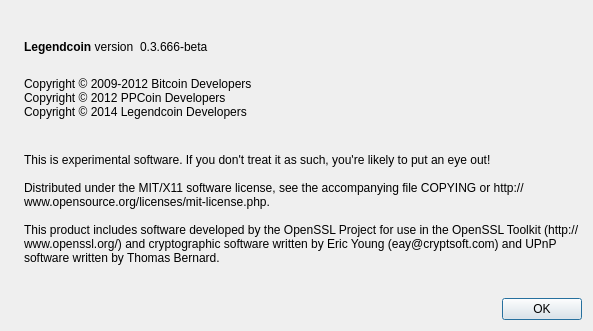
Qt form src/qt/forms/aboutdialog.ui (solltex/Legendcoin) before a commit.
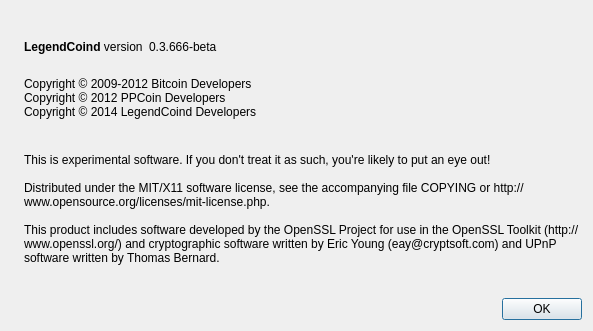
The same form after that commit. Icons and pictures are not drawn.

The edit to the form file:
```diff
--- a/src/qt/forms/aboutdialog.ui
+++ b/src/qt/forms/aboutdialog.ui
@@ -50,7 +50,7 @@
           <cursorShape>IBeamCursor</cursorShape>
          </property>
          <property name="text">
-          <string>&lt;b&gt;Legendcoin&lt;/b&gt; version</string>
+          <string>&lt;b&gt;LegendCoind&lt;/b&gt; version</string>
          </property>
          <property name="textInteractionFlags">
           <set>Qt::LinksAccessibleByMouse|Qt::TextSelectableByKeyboard|Qt::TextSelectableByMouse</set>
@@ -94,7 +94,7 @@
         <string>
 Copyright © 2009-2012 Bitcoin Developers
 Copyright © 2012 PPCoin Developers
-Copyright © 2014 Legendcoin Developers
+Copyright © 2014 LegendCoind Developers
 </string>
        </property>
        <property name="textInteractionFlags">
```
Left out of the diff: 2 changed lines with no effect on the pictures.
